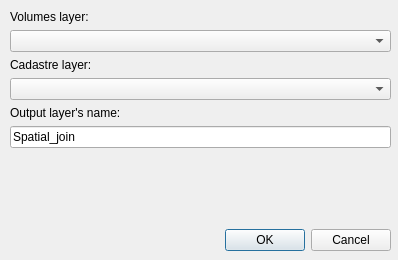
Before: the Qt Designer form gjko-plugin/dialogs/Ui_SpatialJoinCadastre.ui in zanfire/qgis-utils, drawn with Qt 5.
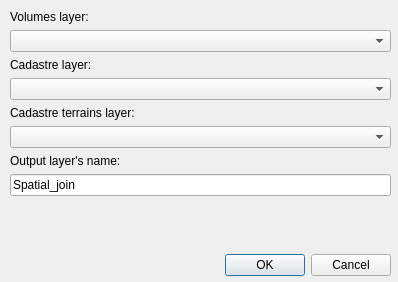
After: the same form once the commit is applied.

Commit message: Added cadastre terrain for spatial join..

What changed in the file:
```diff
--- a/gjko-plugin/dialogs/Ui_SpatialJoinCadastre.ui
+++ b/gjko-plugin/dialogs/Ui_SpatialJoinCadastre.ui
@@ -7,7 +7,7 @@
     <x>0</x>
     <y>0</y>
     <width>398</width>
-    <height>260</height>
+    <height>282</height>
    </rect>
   </property>
   <property name="sizePolicy">
@@ -28,7 +28,7 @@
      <x>10</x>
      <y>10</y>
      <width>381</width>
-     <height>241</height>
+     <height>266</height>
     </rect>
    </property>
    <layout class="QVBoxLayout" name="verticalLayout">
@@ -66,6 +66,23 @@
       </property>
      </widget>
     </item>
+    <item>
+     <widget class="QLabel" name="label_6">
+      <property name="text">
+       <string>Cadastre terrains layer:</string>
+      </property>
+     </widget>
+    </item>
+    <item>
+     <widget class="QComboBox" name="cadastreTerrainCombo">
+      <property name="sizePolicy">
+       <sizepolicy hsizetype="Expanding" vsizetype="Fixed">
+        <horstretch>0</horstretch>
+        <verstretch>0</verstretch>
+       </sizepolicy>
+      </property>
+     </widget>
+    </item>
     <item>
      <widget class="QLabel" name="label_3">
       <property name="text">
```
The commit also changes 4 other files.
